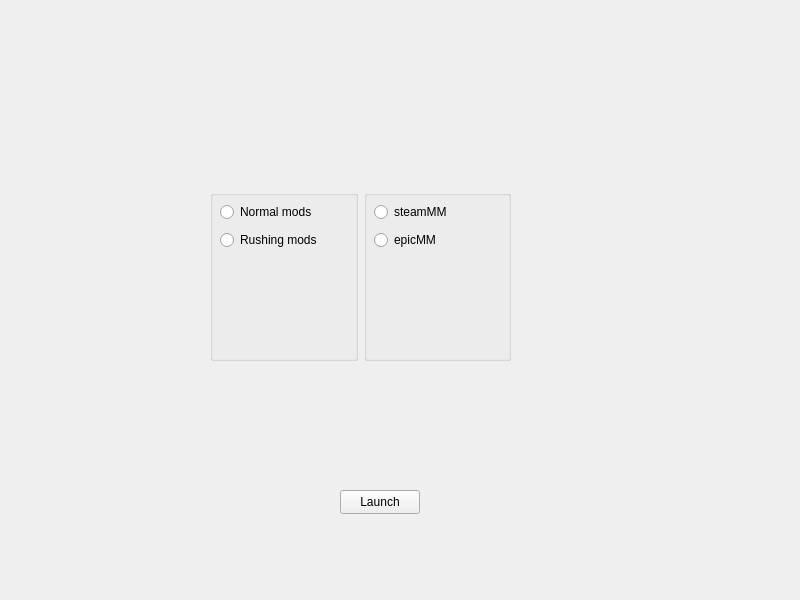
Keter01/Payday2Launcher, file mainwindow.ui: the form before one commit.
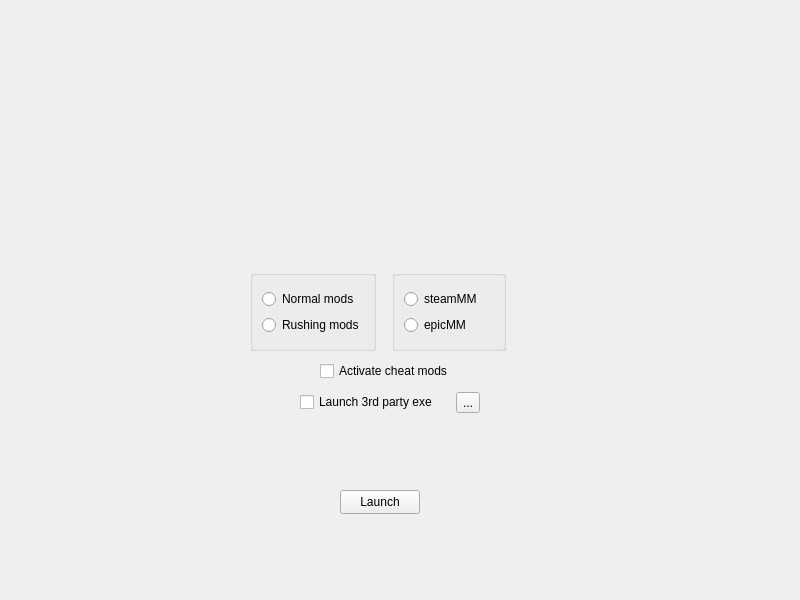
The form after the commit. Icons and pictures are not drawn.

The edit to the form file:
```diff
--- a/mainwindow.ui
+++ b/mainwindow.ui
@@ -26,7 +26,7 @@
     </property>
     <property name="geometry">
      <rect>
-      <x>40</x>
+      <x>50</x>
       <y>50</y>
       <width>693</width>
       <height>110</height>
@@ -61,10 +61,10 @@
    <widget class="QWidget" name="horizontalLayoutWidget">
     <property name="geometry">
      <rect>
-      <x>210</x>
-      <y>190</y>
-      <width>301</width>
-      <height>171</height>
+      <x>250</x>
+      <y>270</y>
+      <width>256</width>
+      <height>81</height>
      </rect>
     </property>
     <layout class="QHBoxLayout" name="horizontalLayout">
@@ -82,15 +82,8 @@
        <property name="title">
         <string/>
        </property>
-       <widget class="QWidget" name="verticalLayoutWidget_2">
-        <property name="geometry">
-         <rect>
-          <x>10</x>
-          <y>10</y>
-          <width>107</width>
-          <height>52</height>
-         </rect>
-        </property>
+       <layout class="QVBoxLayout" name="verticalLayout_4">
+        <item>
         <layout class="QVBoxLayout" name="verticalLayout_3">
          <item>
           <widget class="QRadioButton" name="radioButton_7">
@@ -113,23 +106,33 @@
           </widget>
          </item>
         </layout>
-       </widget>
-      </widget>
+        </item>
+       </layout>
+      </widget>
+     </item>
+     <item>
+      <spacer name="horizontalSpacer">
+       <property name="orientation">
+        <enum>Qt::Horizontal</enum>
+       </property>
+       <property name="sizeType">
+        <enum>QSizePolicy::Preferred</enum>
+       </property>
+       <property name="sizeHint" stdset="0">
+        <size>
+         <width>10</width>
+         <height>20</height>
+        </size>
+       </property>
+      </spacer>
      </item>
      <item>
       <widget class="QGroupBox" name="groupBox">
        <property name="title">
         <string/>
        </property>
-       <widget class="QWidget" name="verticalLayoutWidget">
-        <property name="geometry">
-         <rect>
-          <x>10</x>
-          <y>10</y>
-          <width>93</width>
-          <height>52</height>
-         </rect>
-        </property>
+       <layout class="QVBoxLayout" name="verticalLayout">
+        <item>
         <layout class="QVBoxLayout" name="verticalLayout_2">
          <item>
           <widget class="QRadioButton" name="radioButton_4">
@@ -152,7 +155,65 @@
           </widget>
          </item>
         </layout>
-       </widget>
+        </item>
+       </layout>
+      </widget>
+     </item>
+    </layout>
+   </widget>
+   <widget class="QCheckBox" name="checkBox">
+    <property name="geometry">
+     <rect>
+      <x>320</x>
+      <y>360</y>
+      <width>133</width>
+      <height>22</height>
+     </rect>
+    </property>
+    <property name="focusPolicy">
+     <enum>Qt::NoFocus</enum>
+    </property>
+    <property name="text">
+     <string>Activate cheat mods</string>
+    </property>
+   </widget>
+   <widget class="QWidget" name="horizontalLayoutWidget_2">
+    <property name="geometry">
+     <rect>
+      <x>300</x>
+      <y>390</y>
+      <width>180</width>
+      <height>25</height>
+     </rect>
+    </property>
+    <layout class="QHBoxLayout" name="horizontalLayout_2">
+     <item>
+      <widget class="QCheckBox" name="checkBox_2">
+       <property name="focusPolicy">
+        <enum>Qt::NoFocus</enum>
+       </property>
+       <property name="text">
+        <string>Launch 3rd party exe</string>
+       </property>
+      </widget>
+     </item>
+     <item>
+      <widget class="QToolButton" name="toolButton">
+       <property name="text">
+        <string>...</string>
+       </property>
+       <property name="popupMode">
+        <enum>QToolButton::DelayedPopup</enum>
+       </property>
+       <property name="toolButtonStyle">
+        <enum>Qt::ToolButtonIconOnly</enum>
+       </property>
+       <property name="autoRaise">
+        <bool>false</bool>
+       </property>
+       <property name="arrowType">
+        <enum>Qt::NoArrow</enum>
+       </property>
       </widget>
      </item>
     </layout>
```
Left out of the diff: 2 changed lines with no effect on the pictures. Lines whose indentation alone changed are shown as unchanged.
